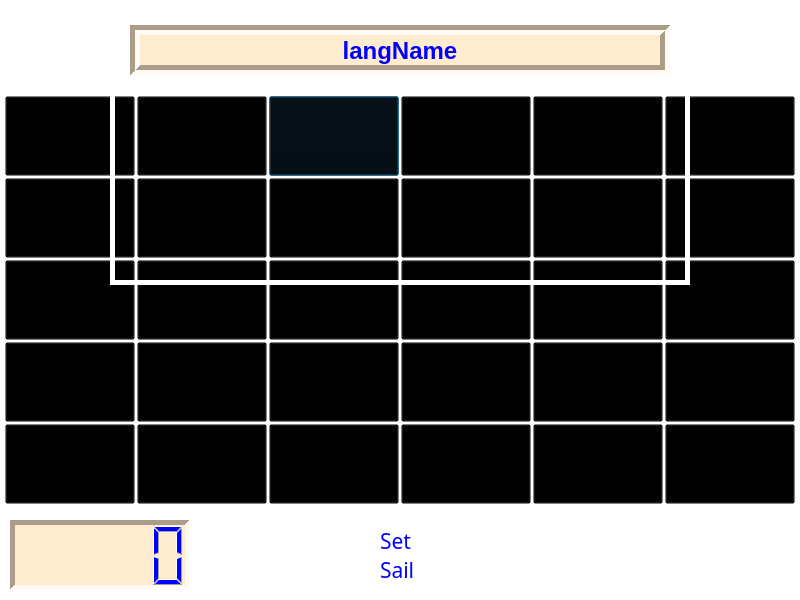
matternstsr/Sea-Application, file sea++/try.ui: the form before one commit.
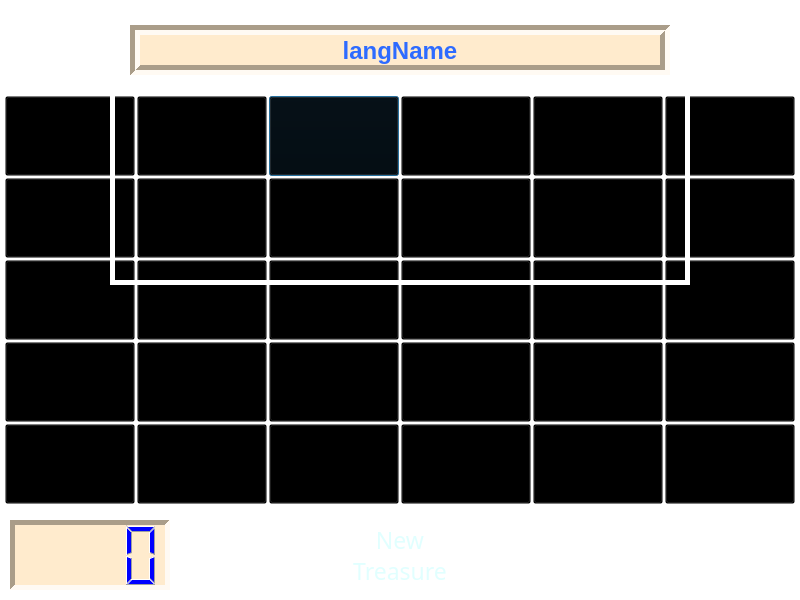
The form after the commit. Icons and pictures are not drawn.

What changed in the file:
```diff
--- a/sea++/try.ui
+++ b/sea++/try.ui
@@ -288,7 +288,7 @@
     <bool>false</bool>
    </property>
    <property name="styleSheet">
-    <string notr="true">color: blue;
+    <string notr="true">color: #2e6BFF;
 background-color: blanchedalmond;</string>
    </property>
    <property name="frameShape">
@@ -322,7 +322,7 @@
    <property name="font">
     <font>
      <family>DejaVu Sans 13</family>
-     <pointsize>16</pointsize>
+     <pointsize>17</pointsize>
      <weight>9</weight>
      <italic>false</italic>
      <bold>false</bold>
@@ -335,16 +335,14 @@
     <bool>false</bool>
    </property>
    <property name="styleSheet">
-    <string notr="true">color: blue;
-font: 75 16pt &quot;DejaVu Sans&quot; bold;
+    <string notr="true">color: #E1FFFF;
+font: 75 17pt &quot;DejaVu Sans&quot; bold;
 background-color: transparent;
-border: none;
-text-align: left;
-padding-left: 55px;</string>
+border: none;</string>
    </property>
    <property name="text">
-    <string>Set
-Sail</string>
+    <string>New
+Treasure</string>
    </property>
   </widget>
   <widget class="QPushButton" name="pushButton_7">
@@ -1121,7 +1119,7 @@
     <rect>
      <x>10</x>
      <y>520</y>
-     <width>180</width>
+     <width>160</width>
      <height>70</height>
     </rect>
    </property>
@@ -1138,6 +1136,9 @@
    <property name="lineWidth">
     <number>5</number>
    </property>
+   <property name="digitCount">
+    <number>4</number>
+   </property>
   </widget>
   <widget class="QLabel" name="gifLabel2">
    <property name="geometry">
@@ -1151,6 +1152,9 @@
    <property name="text">
     <string/>
    </property>
+   <property name="alignment">
+    <set>Qt::AlignCenter</set>
+   </property>
   </widget>
   <zorder>backgroundWidget</zorder>
   <zorder>pushButton_3</zorder>
```
